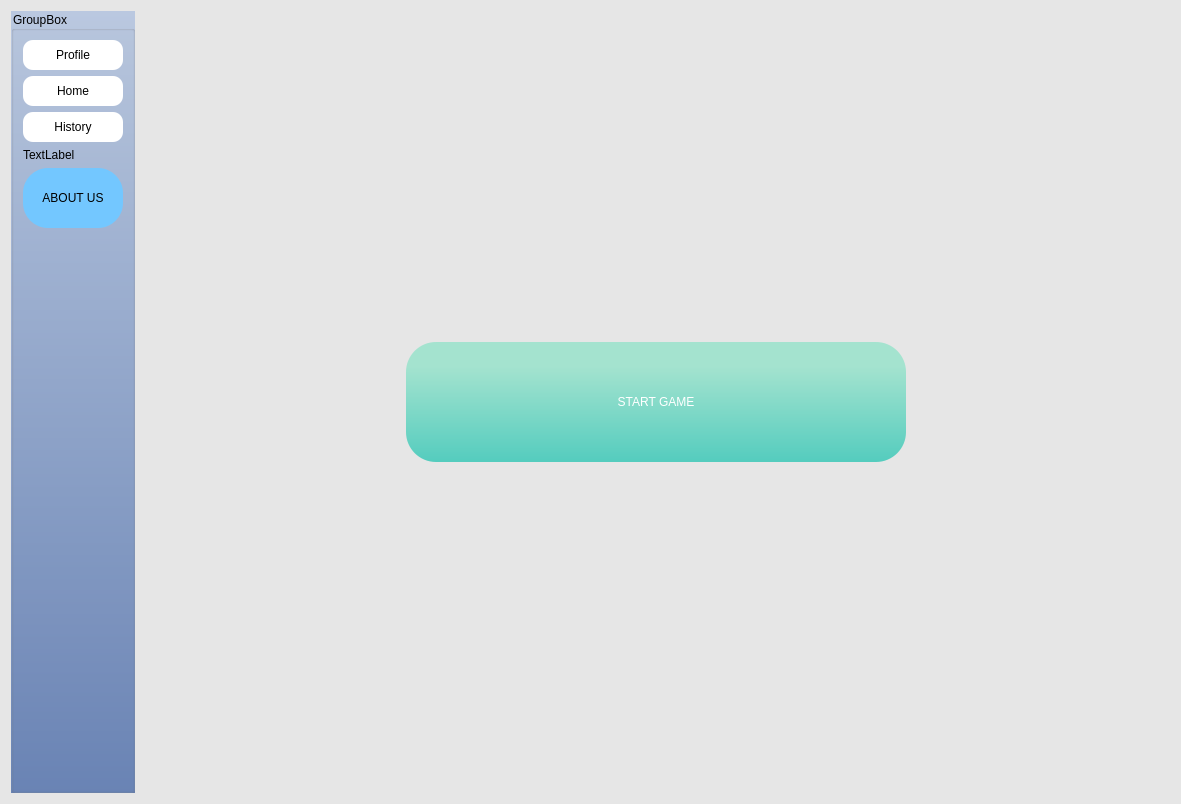
Old version of the form Packet_Versions/Packet1/secdialog.ui in the repository ameerlouly/TicTacToe_Embedded2027.
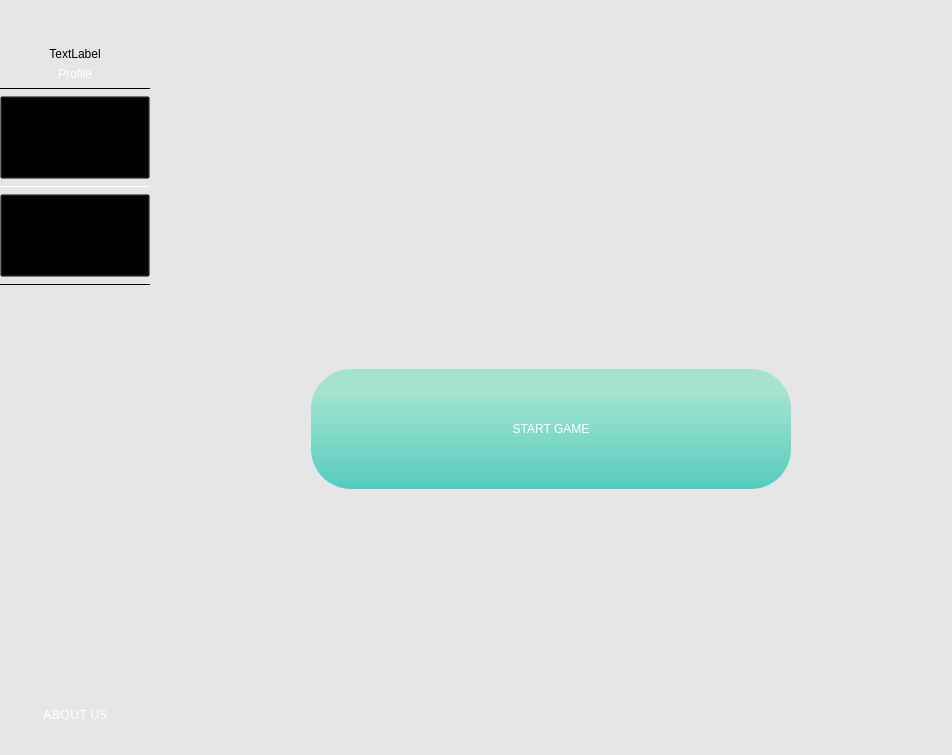
New version of the form. The open tabs and pages were chosen to show the change. Icons and pictures are not drawn.

Commit message: More progress in game menu

```diff
--- a/Packet_Versions/Packet1/secdialog.ui
+++ b/Packet_Versions/Packet1/secdialog.ui
@@ -6,8 +6,8 @@
    <rect>
     <x>0</x>
     <y>0</y>
-    <width>1181</width>
-    <height>804</height>
+    <width>952</width>
+    <height>755</height>
    </rect>
   </property>
   <property name="windowTitle">
@@ -17,151 +17,400 @@
    <string notr="true">QDialog
 {
 	background-color: rgb(230, 230, 230);
+}
+
+QGroupBox
+{
+	border-radius: 0px;
 }</string>
   </property>
-  <layout class="QGridLayout" name="gridLayout_4">
-   <item row="0" column="0">
-    <layout class="QFormLayout" name="formLayout_2">
-     <item row="0" column="0">
-      <widget class="QGroupBox" name="groupBox">
+  <layout class="QVBoxLayout" name="verticalLayout_3">
+   <property name="spacing">
+    <number>0</number>
+   </property>
+   <property name="leftMargin">
+    <number>0</number>
+   </property>
+   <property name="topMargin">
+    <number>0</number>
+   </property>
+   <property name="rightMargin">
+    <number>0</number>
+   </property>
+   <property name="bottomMargin">
+    <number>0</number>
+   </property>
+   <item>
+    <widget class="QGroupBox" name="TopBar">
+     <property name="styleSheet">
+      <string notr="true">QGroupBox
+{
+	background-color: qlineargradient(spread:pad, x1:0, y1:0, x2:1, y2:1, stop:0 rgba(22, 45, 211, 255), stop:1 			rgba(17, 180, 237, 255));
+}</string>
+     </property>
+     <property name="title">
+      <string/>
+     </property>
+     <layout class="QHBoxLayout" name="horizontalLayout">
+      <property name="spacing">
+       <number>0</number>
+      </property>
+      <property name="leftMargin">
+       <number>20</number>
+      </property>
+      <property name="topMargin">
+       <number>9</number>
+      </property>
+      <property name="rightMargin">
+       <number>9</number>
+      </property>
+      <property name="bottomMargin">
+       <number>9</number>
+      </property>
+      <item>
+       <widget class="QLabel" name="label_2">
+        <property name="text">
+         <string/>
+        </property>
+        <property name="pixmap">
+         <pixmap resource="images.qrc">:/Logic/Graphics/Ready/Game_Logo_Top_Bar.png</pixmap>
+        </property>
+       </widget>
+      </item>
+      <item>
+       <spacer name="horizontalSpacer_11">
+        <property name="orientation">
+         <enum>Qt::Orientation::Horizontal</enum>
+        </property>
+        <property name="sizeHint" stdset="0">
+         <size>
+          <width>934</width>
+          <height>20</height>
+         </size>
+        </property>
+       </spacer>
+      </item>
+     </layout>
+    </widget>
+   </item>
+   <item>
+    <layout class="QHBoxLayout" name="MainLayout">
+     <property name="spacing">
+      <number>0</number>
+     </property>
+     <item>
+      <widget class="QGroupBox" name="SideBar">
        <property name="styleSheet">
         <string notr="true">QGroupBox
 {
-	background-color: qlineargradient(spread:pad, x1:0.5, y1:0, x2:0.5, y2:1, stop:0 rgba(186, 200, 224, 255), stop:1 rgba(106, 133, 182, 255));
+	background-color: qlineargradient(spread:pad, x1:0.5, y1:0, x2:0.5, y2:1, stop:0 rgba(186, 200, 224, 255), 				stop:1 rgba(106, 133, 182, 255));
+	min-width: 150px;
 }</string>
        </property>
        <property name="title">
-        <string>GroupBox</string>
+        <string/>
        </property>
-       <layout class="QGridLayout" name="gridLayout">
-        <item row="1" column="0">
+       <layout class="QVBoxLayout" name="verticalLayout">
+        <property name="leftMargin">
+         <number>0</number>
+        </property>
+        <property name="rightMargin">
+         <number>0</number>
+        </property>
+        <item>
+         <widget class="QLabel" name="HistoryWarning">
+          <property name="styleSheet">
+           <string notr="true">QLabel
+{
+	font: 700 15pt &quot;Montserrat&quot;;
+}</string>
+          </property>
+          <property name="text">
+           <string>TextLabel</string>
+          </property>
+          <property name="alignment">
+           <set>Qt::AlignmentFlag::AlignCenter</set>
+          </property>
+         </widget>
+        </item>
+        <item>
+         <widget class="QPushButton" name="profile">
+          <property name="minimumSize">
+           <size>
+            <width>0</width>
+            <height>10</height>
+           </size>
+          </property>
+          <property name="styleSheet">
+           <string notr="true">QPushButton
+{
+	font: 300 10pt &quot;Montserrat&quot;;
+	border: none;
+	color: white;
+	background-color: rgba(0, 0, 0, 0);
+	min-height: 10px;
+}
+
+QPushButton:hover
+{
+	font: 300 10pt &quot;Montserrat&quot;;
+	border: none;
+	color: rgb(212, 212, 212);
+	background-color: rgba(0, 0, 0, 0);
+	min-height: 10px;
+}
+
+QPushButton:pressed
+{
+	font: 300 10pt &quot;Montserrat&quot;;
+	border: none;
+	color: rgb(159, 159, 159);
+	background-color: rgba(0, 0, 0, 0);
+	min-height: 10px;
+}</string>
+          </property>
+          <property name="text">
+           <string>Profile</string>
+          </property>
+         </widget>
+        </item>
+        <item>
+         <widget class="Line" name="line_7">
+          <property name="frameShadow">
+           <enum>QFrame::Shadow::Plain</enum>
+          </property>
+          <property name="orientation">
+           <enum>Qt::Orientation::Horizontal</enum>
+          </property>
+         </widget>
+        </item>
+        <item>
+         <widget class="QPushButton" name="home">
+          <property name="minimumSize">
+           <size>
+            <width>20</width>
+            <height>77</height>
+           </size>
+          </property>
+          <property name="styleSheet">
+           <string notr="true">QPushButton 
+{
+	background-color: rgba(0, 0, 0, 0);
+    background-image: url(:/Logic/Graphics/Ready/HomeButton_Graphic.png);
+	background-repeat: no-repeat;
+    background-position: center;
+    min-width: 18px; /* Adjust based on image size */
+    min-height: 75px;
+}
+
+QPushButton:hover
+{
+	background-color: rgba(0, 0, 0, 0);
+    background-image: url(:/Logic/Graphics/Ready/HomeButton_Hover_Graphic.png);
+	background-repeat: no-repeat;
+    background-position: center;
+    min-width: 18px; /* Adjust based on image size */
+    min-height: 75px;
+}
+
+QPushButton:pressed
+{
+	background-color: rgba(0, 0, 0, 0);
+    background-image: url(:/Logic/Graphics/Ready/HomeButton_Pressed_Graphic.png);
+	background-repeat: no-repeat;
+    background-position: center;
+    min-width: 18px; /* Adjust based on image size */
+    min-height: 75px;
+}</string>
+          </property>
+          <property name="text">
+           <string/>
+          </property>
+         </widget>
+        </item>
+        <item>
+         <widget class="Line" name="line_5">
+          <property name="styleSheet">
+           <string notr="true">color: white;</string>
+          </property>
+          <property name="frameShadow">
+           <enum>QFrame::Shadow::Plain</enum>
+          </property>
+          <property name="lineWidth">
+           <number>1</number>
+          </property>
+          <property name="midLineWidth">
+           <number>0</number>
+          </property>
+          <property name="orientation">
+           <enum>Qt::Orientation::Horizontal</enum>
+          </property>
+         </widget>
+        </item>
+        <item>
+         <widget class="QPushButton" name="history">
+          <property name="minimumSize">
+           <size>
+            <width>20</width>
+            <height>77</height>
+           </size>
+          </property>
+          <property name="styleSheet">
+           <string notr="true">QPushButton 
+{
+	background-color: rgba(0, 0, 0, 0);
+    background-image: url(:/Logic/Graphics/Ready/History_Button_Graphic.png);
+	background-repeat: no-repeat;
+    background-position: center;
+    min-width: 18px; /* Adjust based on image size */
+    min-height: 75px;
+}
+
+QPushButton:hover
+{
+	background-color: rgba(0, 0, 0, 0);
+
+    background-image: url(:/Logic/Graphics/Ready/History_Button_Hover_Graphic.png);
+	background-repeat: no-repeat;
+    background-position: center;
+    min-width: 18px; /* Adjust based on image size */
+    min-height: 75px;
+}
+
+QPushButton:pressed
+{
+	background-color: rgba(0, 0, 0, 0);
+
+    background-image: url(:/Logic/Graphics/Ready/History_Button_Pressed_Graphic.png);
+	background-repeat: no-repeat;
+    background-position: center;
+    min-width: 18px; /* Adjust based on image size */
+    min-height: 75px;
+}
+</string>
+          </property>
+          <property name="text">
+           <string/>
+          </property>
+         </widget>
+        </item>
+        <item>
+         <widget class="Line" name="line_6">
+          <property name="frameShadow">
+           <enum>QFrame::Shadow::Plain</enum>
+          </property>
+          <property name="orientation">
+           <enum>Qt::Orientation::Horizontal</enum>
+          </property>
+         </widget>
+        </item>
+        <item>
          <spacer name="verticalSpacer_3">
           <property name="orientation">
            <enum>Qt::Orientation::Vertical</enum>
           </property>
+          <property name="sizeType">
+           <enum>QSizePolicy::Policy::MinimumExpanding</enum>
+          </property>
           <property name="sizeHint" stdset="0">
            <size>
             <width>20</width>
-            <height>457</height>
+            <height>50</height>
            </size>
           </property>
          </spacer>
         </item>
-        <item row="0" column="0">
-         <layout class="QGridLayout" name="gridLayout_3">
-          <item row="2" column="0">
-           <widget class="QPushButton" name="history">
-            <property name="minimumSize">
-             <size>
-              <width>0</width>
-              <height>30</height>
-             </size>
-            </property>
-            <property name="styleSheet">
-             <string notr="true">QPushButton{
-border-radius:10px;
-background-color:white;
-color: rgb(0,0,0);
-}</string>
-            </property>
-            <property name="text">
-             <string>History</string>
-            </property>
-           </widget>
-          </item>
-          <item row="1" column="0">
-           <widget class="QPushButton" name="home">
-            <property name="minimumSize">
-             <size>
-              <width>0</width>
-              <height>30</height>
-             </size>
-            </property>
-            <property name="styleSheet">
-             <string notr="true">QPushButton{
-border-radius:10px;
-background-color:white;
-color: rgb(0,0,0);
+        <item>
+         <widget class="QPushButton" name="settings">
+          <property name="minimumSize">
+           <size>
+            <width>100</width>
+            <height>25</height>
+           </size>
+          </property>
+          <property name="font">
+           <font>
+            <family>Montserrat</family>
+            <pointsize>10</pointsize>
+            <italic>false</italic>
+            <underline>false</underline>
+            <fontweight>Light</fontweight>
+           </font>
+          </property>
+          <property name="styleSheet">
+           <string notr="true">QPushButton
+{
+	font: 300 10pt &quot;Montserrat&quot;;
+	border: none;
+	color: white;
+	background-color: rgba(0, 0, 0, 0);
+	min-height: 25px;
+}
 
+QPushButton:hover
+{
+	font: 300 10pt &quot;Montserrat&quot;;
+	border: none;
+	color: rgb(212, 212, 212);
+	background-color: rgba(0, 0, 0, 0);
+	min-height: 25px;
+}
+
+QPushButton:pressed
+{
+	font: 300 10pt &quot;Montserrat&quot;;
+	border: none;
+	color: rgb(159, 159, 159);
+	background-color: rgba(0, 0, 0, 0);
+	min-height: 25px;
 }</string>
-            </property>
-            <property name="text">
-             <string>Home</string>
-            </property>
-           </widget>
-          </item>
-          <item row="4" column="0">
-           <widget class="QPushButton" name="settings">
-            <property name="minimumSize">
-             <size>
-              <width>100</width>
-              <height>60</height>
-             </size>
-            </property>
-            <property name="styleSheet">
-             <string notr="true">QPushButton{
-font: 700 11pt &quot;Segoe UI&quot;;
-border-radius:25px;
-color:black;
-background-color: rgb(115, 199, 255);
-}</string>
-            </property>
-            <property name="text">
-             <string>ABOUT US</string>
-            </property>
-           </widget>
-          </item>
-          <item row="0" column="0">
-           <widget class="QPushButton" name="profile">
-            <property name="minimumSize">
-             <size>
-              <width>0</width>
-              <height>30</height>
-             </size>
-            </property>
-            <property name="styleSheet">
-             <string notr="true">QPushButton{
-border-radius:10px;
-background-color:white;
-color: rgb(0,0,0);
-}</string>
-            </property>
-            <property name="text">
-             <string>Profile</string>
-            </property>
-           </widget>
-          </item>
-          <item row="3" column="0">
-           <widget class="QLabel" name="HistoryWarning">
-            <property name="styleSheet">
-             <string notr="true">color: rgb(0,0,0);</string>
-            </property>
-            <property name="text">
-             <string>TextLabel</string>
-            </property>
-           </widget>
-          </item>
-         </layout>
+          </property>
+          <property name="text">
+           <string>ABOUT US</string>
+          </property>
+         </widget>
+        </item>
+        <item>
+         <spacer name="verticalSpacer_10">
+          <property name="orientation">
+           <enum>Qt::Orientation::Vertical</enum>
+          </property>
+          <property name="sizeType">
+           <enum>QSizePolicy::Policy::Minimum</enum>
+          </property>
+          <property name="sizeHint" stdset="0">
+           <size>
+            <width>20</width>
+            <height>20</height>
+           </size>
+          </property>
+         </spacer>
         </item>
        </layout>
       </widget>
      </item>
-     <item row="0" column="1">
+     <item>
       <widget class="QStackedWidget" name="stackedWidget">
+       <property name="lineWidth">
+        <number>0</number>
+       </property>
        <property name="currentIndex">
         <number>4</number>
        </property>
-       <widget class="QWidget" name="page_2">
-        <layout class="QGridLayout" name="gridLayout_6">
+       <widget class="QWidget" name="HomePage">
+        <layout class="QGridLayout" name="gridLayout_3">
          <item row="0" column="1">
           <spacer name="verticalSpacer_5">
            <property name="orientation">
             <enum>Qt::Orientation::Vertical</enum>
            </property>
+           <property name="sizeType">
+            <enum>QSizePolicy::Policy::MinimumExpanding</enum>
+           </property>
            <property name="sizeHint" stdset="0">
             <size>
              <width>20</width>
-             <height>209</height>
+             <height>59</height>
             </size>
            </property>
           </spacer>
@@ -171,46 +420,84 @@
            <property name="orientation">
             <enum>Qt::Orientation::Horizontal</enum>
            </property>
+           <property name="sizeType">
+            <enum>QSizePolicy::Policy::MinimumExpanding</enum>
+           </property>
            <property name="sizeHint" stdset="0">
             <size>
-             <width>189</width>
+             <width>141</width>
              <height>20</height>
             </size>
            </property>
           </spacer>
          </item>
          <item row="1" column="1">
-          <widget class="QPushButton" name="startgame">
-           <property name="minimumSize">
-            <size>
-             <width>500</width>
-             <height>120</height>
-            </size>
+          <layout class="QVBoxLayout" name="verticalLayout_2">
+           <property name="spacing">
+            <number>50</number>
            </property>
-           <property name="styleSheet">
-            <string notr="true">QPushButton
+           <item>
+            <widget class="QLabel" name="label_3">
+             <property name="styleSheet">
+              <string notr="true"/>
+             </property>
+             <property name="text">
+              <string/>
+             </property>
+             <property name="pixmap">
+              <pixmap resource="images.qrc">:/Logic/Graphics/Ready/XO_StartMenu_Graphic.png</pixmap>
+             </property>
+             <property name="scaledContents">
+              <bool>false</bool>
+             </property>
+             <property name="alignment">
+              <set>Qt::AlignmentFlag::AlignCenter</set>
+             </property>
+            </widget>
+           </item>
+           <item>
+            <widget class="QPushButton" name="startgame">
+             <property name="minimumSize">
+              <size>
+               <width>480</width>
+               <height>120</height>
+              </size>
+             </property>
+             <property name="styleSheet">
+              <string notr="true">QPushButton
 {
-	border-radius:30px;
+	border-radius:40px;
 	color: white;
-	
-	font: 500 30pt &quot;Montserrat&quot;;
+	font: 500 40pt &quot;Montserrat&quot;;
 	background-color: qlineargradient(spread:pad, x1:0.5, y1:1, x2:0.5, y2:0.2, stop:0 rgba(84, 204, 190, 255), stop:1 rgba(164, 227, 207, 255));
 	border-color:black;
+
+	padding-left: 40px;
+	padding-right: 40px;
+	padding-top: 10px;
+	padding-bottom: 10px;
+	min-height: 100px;
+	min-width: 400px;
 }</string>
-           </property>
-           <property name="text">
-            <string>START GAME</string>
-           </property>
-          </widget>
+             </property>
+             <property name="text">
+              <string>START GAME</string>
+             </property>
+            </widget>
+           </item>
+          </layout>
          </item>
          <item row="1" column="2">
           <spacer name="horizontalSpacer_5">
            <property name="orientation">
             <enum>Qt::Orientation::Horizontal</enum>
            </property>
+           <property name="sizeType">
+            <enum>QSizePolicy::Policy::MinimumExpanding</enum>
+           </property>
            <property name="sizeHint" stdset="0">
             <size>
-             <width>189</width>
+             <width>141</width>
              <height>20</height>
             </size>
            </property>
@@ -221,10 +508,13 @@
            <property name="orientation">
             <enum>Qt::Orientation::Vertical</enum>
            </property>
+           <property name="sizeType">
+            <enum>QSizePolicy::Policy::MinimumExpanding</enum>
+           </property>
            <property name="sizeHint" stdset="0">
             <size>
              <width>20</width>
-             <height>320</height>
+             <height>58</height>
             </size>
            </property>
           </spacer>
@@ -1586,9 +1876,9 @@
          </layout>
         </widget>
        </widget>
-       <widget class="QWidget" name="page_8">
-        <layout class="QGridLayout" name="gridLayout_8">
-         <item row="0" column="2">
+       <widget class="QWidget" name="ProfilePage">
+        <layout class="QGridLayout" name="gridLayout">
+         <item row="0" column="1">
           <spacer name="verticalSpacer_6">
            <property name="orientation">
             <enum>Qt::Orientation::Vertical</enum>
@@ -1645,7 +1935,7 @@
            </item>
           </layout>
          </item>
-         <item row="1" column="3">
+         <item row="1" column="2">
           <spacer name="horizontalSpacer_7">
            <property name="orientation">
             <enum>Qt::Orientation::Horizontal</enum>
```
Left out of the diff: 29 changed lines with no effect on the pictures. The commit also changes 31 other files.
